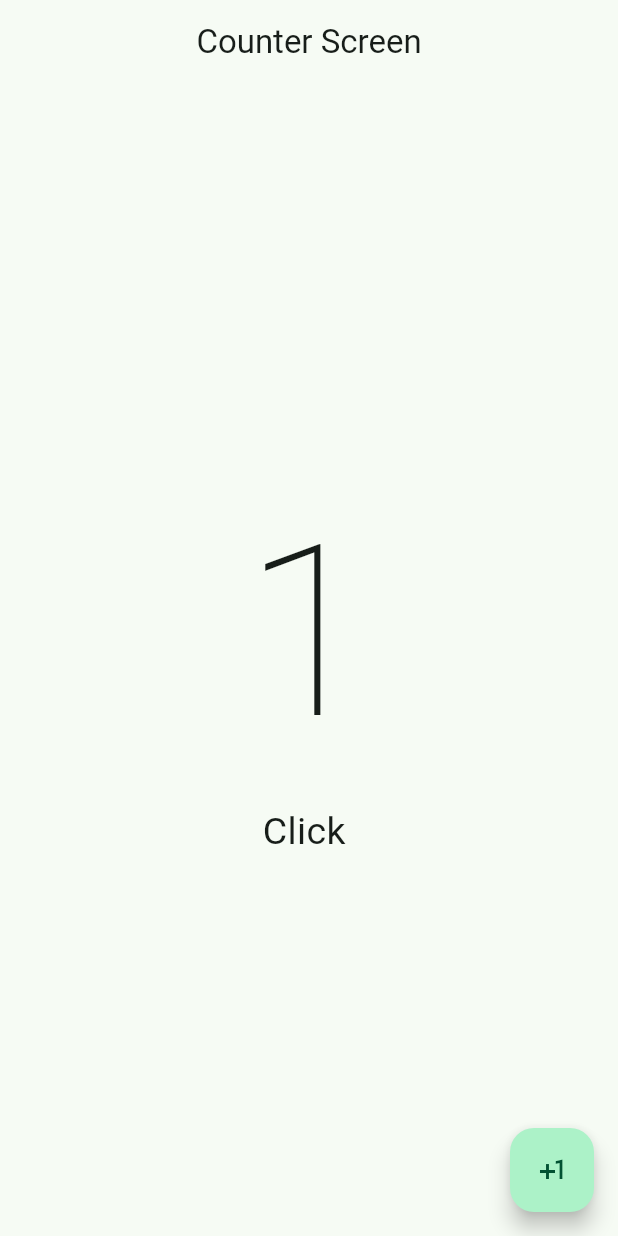
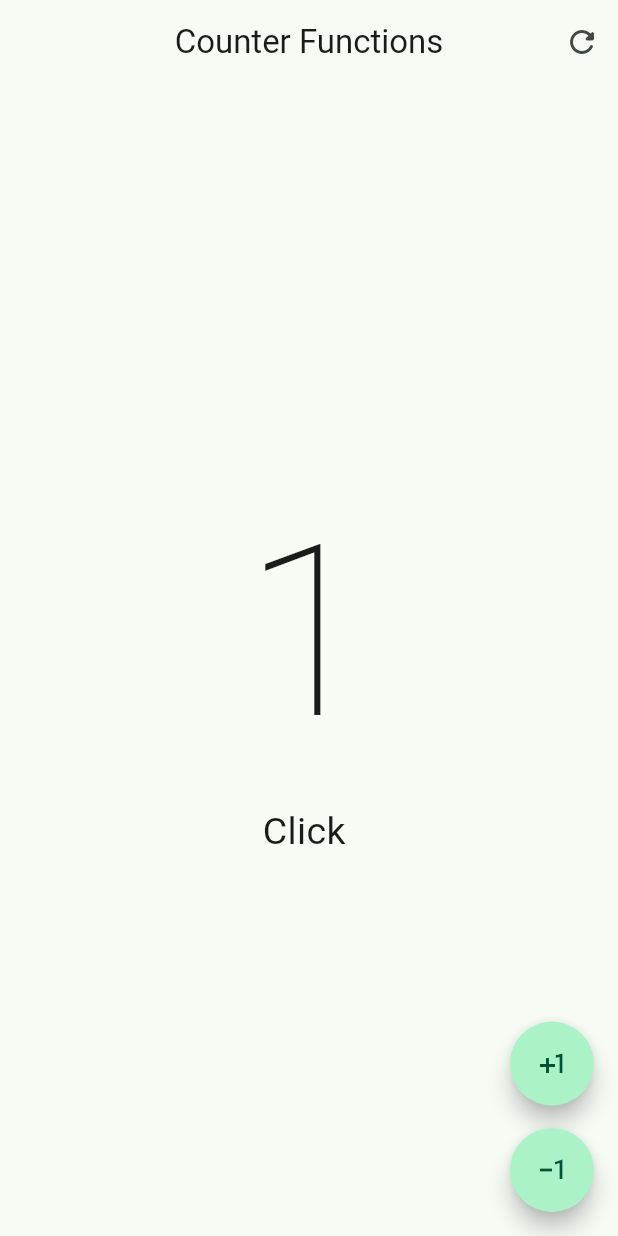
Before and after one commit to fersanti2896/04-curso-flutter-primeros-pasos, a Flutter app: the screen it shows after launch, after a tap on the "plus one" icon, on a phone screen of 412 x 824 dp. Run offline on Flutter 3.47's test engine with Material 2 defaults, Android fonts, the phone set to English and light mode, and no system bars.

Commit message:
AppBar y sus acciones.

```diff
--- a/lib/main.dart
+++ b/lib/main.dart
@@ -1,5 +1,5 @@
 import 'package:flutter/material.dart';
-import 'package:hello_wordl_app/presentation/screens/counter/counter_screen.dart';
+import 'package:hello_wordl_app/presentation/screens/counter/counter_functions_screen.dart';
 
 void main() {
   runApp(const MyApp());
@@ -16,7 +16,7 @@
         useMaterial3: true,
         colorSchemeSeed: Colors.greenAccent
       ),
-      home: const CounterScreen()
+      home: const CounterFunctionsScreen()
     );
   }
 }
--- /dev/null
+++ b/lib/presentation/screens/counter/counter_functions_screen.dart
@@ -0,0 +1,65 @@
+import 'package:flutter/material.dart';
+
+class CounterFunctionsScreen extends StatefulWidget {
+  const CounterFunctionsScreen({super.key});
+
+  @override
+  State<CounterFunctionsScreen> createState() => _CounterFunctionsScreenState();
+}
+
+class _CounterFunctionsScreenState extends State<CounterFunctionsScreen> {
+  int clickCounter = 0;
+
+  @override
+  Widget build(BuildContext context) {
+    return Scaffold(
+        appBar: AppBar(
+          centerTitle: true,
+          title: const Text('Counter Functions'),
+          actions: [
+            IconButton(
+                icon: const Icon(Icons.refresh_rounded),
+                onPressed: () {
+                  setState(() {
+                    clickCounter = 0;
+                  });
+                }),
+          ],
+        ),
+        body: Center(
+          child: Column(
+            mainAxisAlignment: MainAxisAlignment.center,
+            children: [
+              Text('$clickCounter',
+                  style: const TextStyle(
+                      fontSize: 160, fontWeight: FontWeight.w100)),
+              Text('${clickCounter != 1 ? "Clicks" : "Click"} ',
+                  style: const TextStyle(fontSize: 25))
+            ],
+          ),
+        ),
+        floatingActionButton: Column(
+          mainAxisAlignment: MainAxisAlignment.end,
+          children: [
+            FloatingActionButton(
+              shape: const StadiumBorder(),
+              onPressed: () {
+                clickCounter++;
+                setState(() { });
+              },
+              child: const Icon(Icons.plus_one)
+            ),
+            const SizedBox( height: 15 ),
+            FloatingActionButton(
+              shape: const StadiumBorder(),
+              onPressed: () {
+                clickCounter--;
+                setState(() { });
+              },
+              child: const Icon(Icons.exposure_minus_1_outlined)
+            )
+          ]
+        )
+    );
+  }
+}
```
